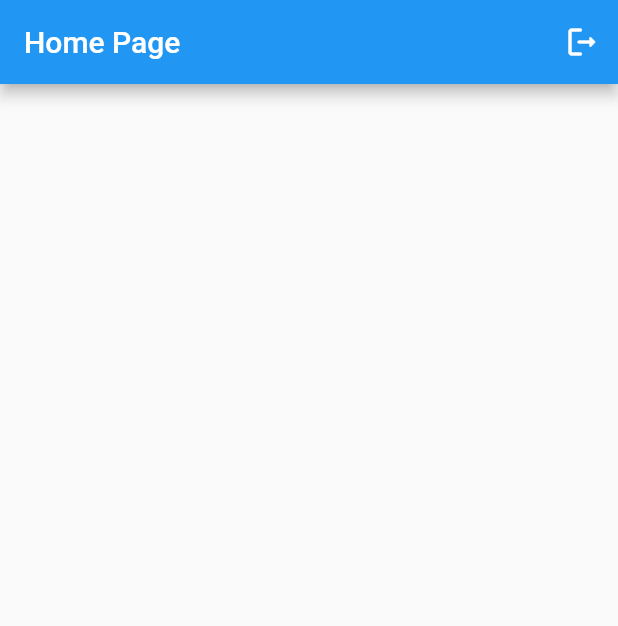
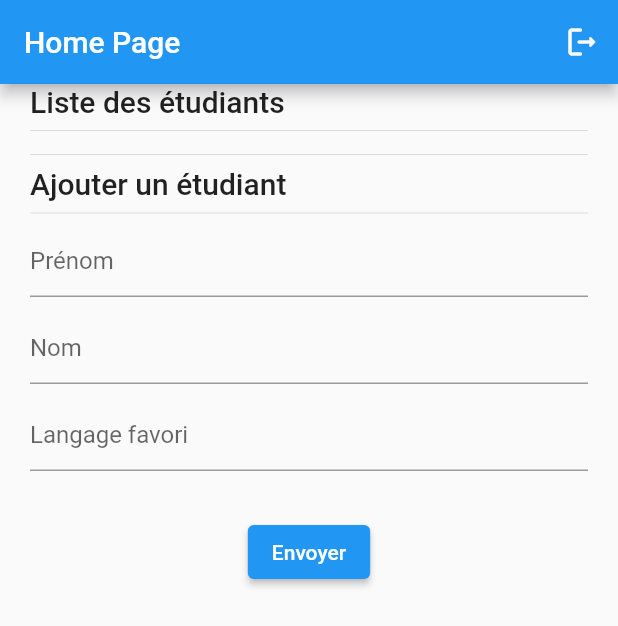
Before and after one commit to MichelDufour-github-CDA/project_firebase, a Flutter app: the screen it shows once a user with an empty profile is signed in, on a phone screen of 412 x 824 dp. Shown: the top 626 px of the screen. Run offline on Flutter 3.47's test engine with Material 2 defaults, Android fonts, the phone set to English and light mode, and no system bars; our stand-ins replace cloud_firestore, firebase_auth, firebase_core, flutter_bloc, go_router; accounts and stored records are empty; generated files the repository leaves out were written again.

Commit message:
MAJ HomePage : ajoute les widgets (liste & form)

```diff
--- a/lib/presentation/pages/home_page.dart
+++ b/lib/presentation/pages/home_page.dart
@@ -2,6 +2,8 @@ import 'package:flutter/material.dart';
 import 'package:flutter_bloc/flutter_bloc.dart';
 import 'package:project_firebase/blocks/authentication_cubit.dart';
 import 'package:project_firebase/blocks/student_cubit.dart';
+import 'package:project_firebase/presentation/widgets/student_list.dart';
+import 'package:project_firebase/presentation/widgets/student_submit_form.dart';
 
 class HomePage extends StatelessWidget {
   const HomePage({super.key});
@@ -23,29 +25,23 @@ class HomePage extends StatelessWidget {
       ),
       body: BlocProvider<StudentCubit>(
         create: (_) => StudentCubit()..getStudents(),
-        child: BlocBuilder<StudentCubit, StudentState>(
-          builder: (context, state) {
-            if (state is StudentStateLoaded) {
-              return ListView.builder(
-                itemCount: state.students.length,
-                itemBuilder: (context, index) {
-                  final student = state.students.elementAt(index);
-                  return ListTile(
-                    title: Text(student.firstName ?? 'Error'),
-                    subtitle: Column(
-                      crossAxisAlignment: CrossAxisAlignment.start,
-                      children: [
-                        Text(student.lastName ?? 'Error'),
-                        Text(
-                            'Langage préféré: ${student.favoriteLanguage ?? 'Unknown'}'),
-                      ],
-                    ),
-                  );
-                },
-              );
-            }
-            return const SizedBox.shrink();
-          },
+        child: ListView(
+          padding: const EdgeInsets.symmetric(horizontal: 20),
+          children: [
+            Text(
+              'Liste des étudiants',
+              style: Theme.of(context).textTheme.titleLarge,
+            ),
+            const Divider(),
+            const StudentList(),
+            const Divider(),
+            Text(
+              'Ajouter un étudiant',
+              style: Theme.of(context).textTheme.titleLarge,
+            ),
+            const Divider(),
+            StudentSubmitForm(),
+          ],
         ),
       ),
     );
```
